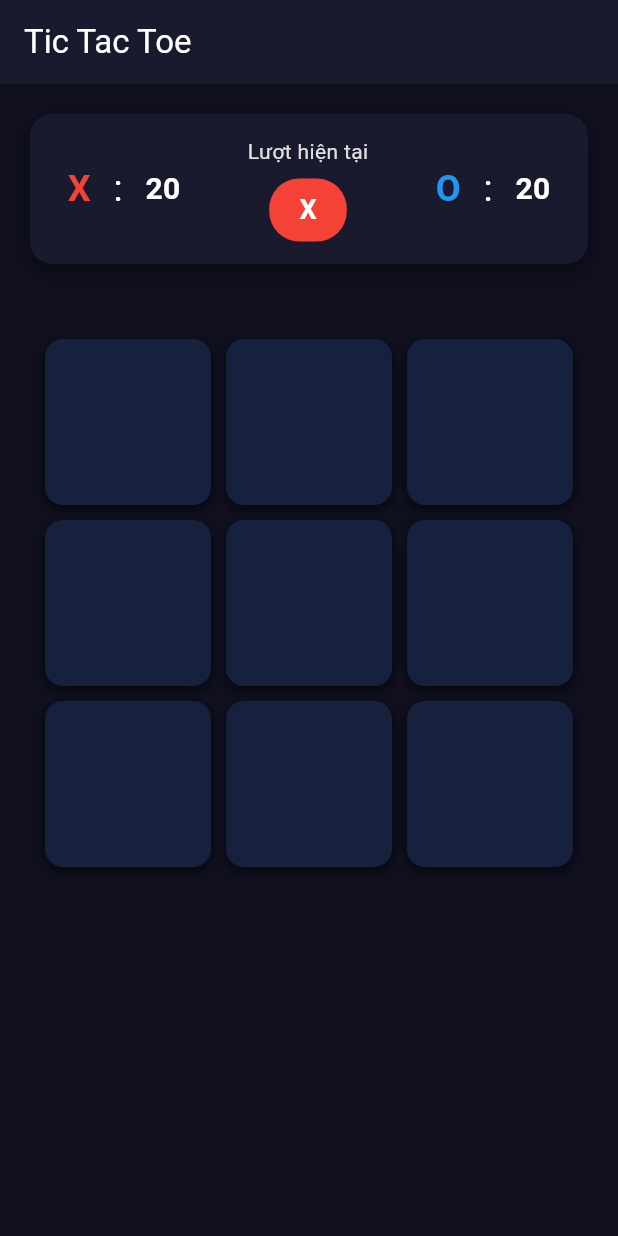
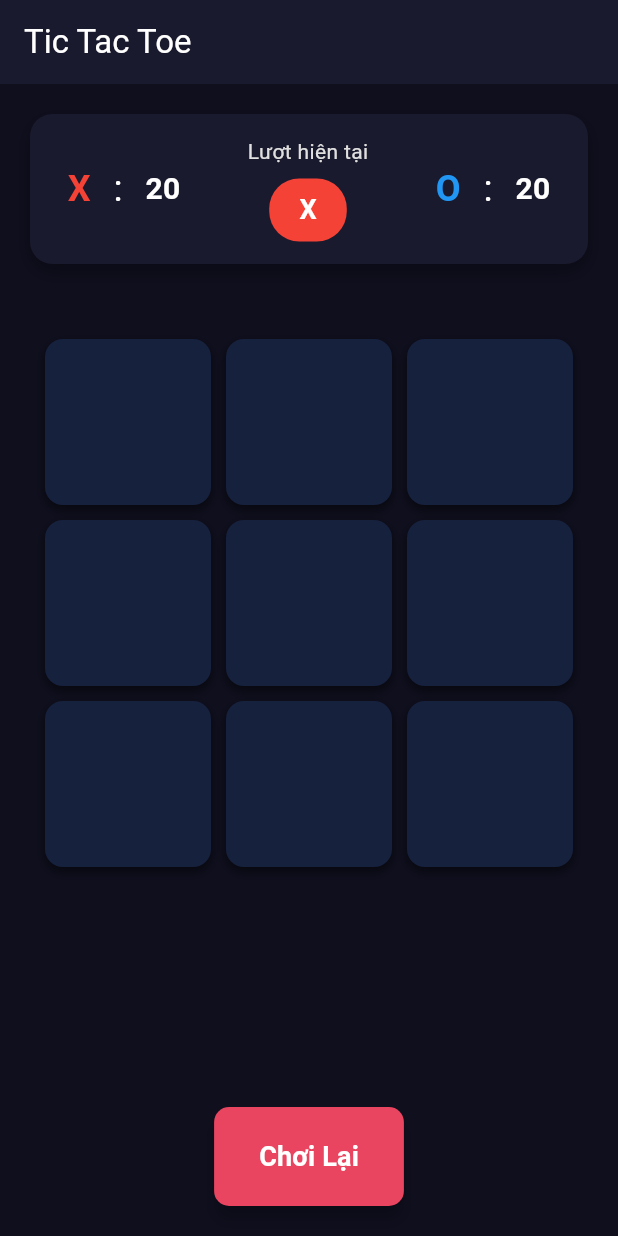
Before and after one commit to RuleOfNight/2025_LTTBDD_N05_Nhom_6, a Flutter app: the screen it shows after launch, on a phone screen of 412 x 824 dp. Run offline on Flutter 3.47's test engine with Material 3 defaults, Android fonts, the phone set to English and light mode, and no system bars; our stand-ins replace rive.

Commit message:
them nut choi lai

```diff
--- a/lib/games/tictoc.dart
+++ b/lib/games/tictoc.dart
@@ -112,6 +112,7 @@ class _TicTocGameState extends State<TicTocGame> {
               ),
             ),
 
+            // Luoi caro
             Expanded(
               child: AspectRatio(
                 aspectRatio: 1.0,
@@ -161,6 +162,33 @@ class _TicTocGameState extends State<TicTocGame> {
                 ),
               ),
             ),
+
+            // Nut choi lai,
+            Container(
+              margin: const EdgeInsets.only(bottom: 20),
+              child: ElevatedButton(
+                onPressed: () {},
+                style: ElevatedButton.styleFrom(
+                  backgroundColor: const Color(0xFFE94560),
+                  padding: const EdgeInsets.symmetric(
+                    horizontal: 30,
+                    vertical: 20,
+                  ),
+                  shape: RoundedRectangleBorder(
+                    borderRadius: BorderRadius.circular(10),
+                  ),
+                  elevation: 5,
+                ),
+                child: const Text(
+                  'Chơi Lại',
+                  style: TextStyle(
+                    color: Colors.white,
+                    fontSize: 18,
+                    fontWeight: FontWeight.bold,
+                  ),
+                ),
+              ),
+            ),
           ],
         ),
       ),
```
